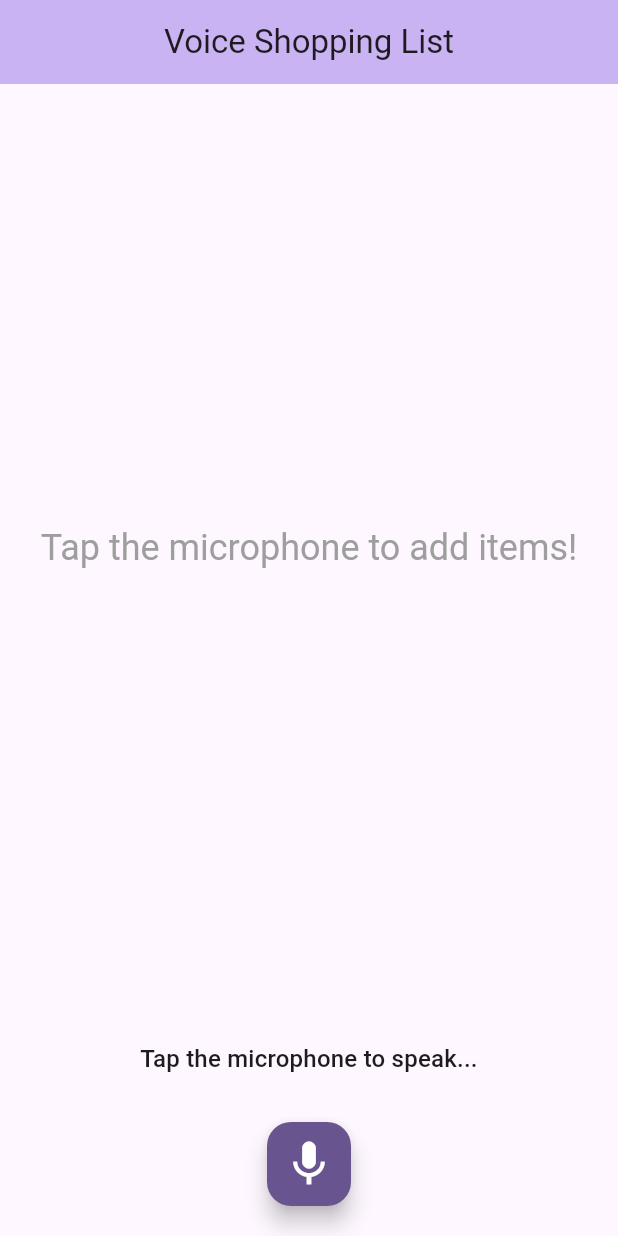
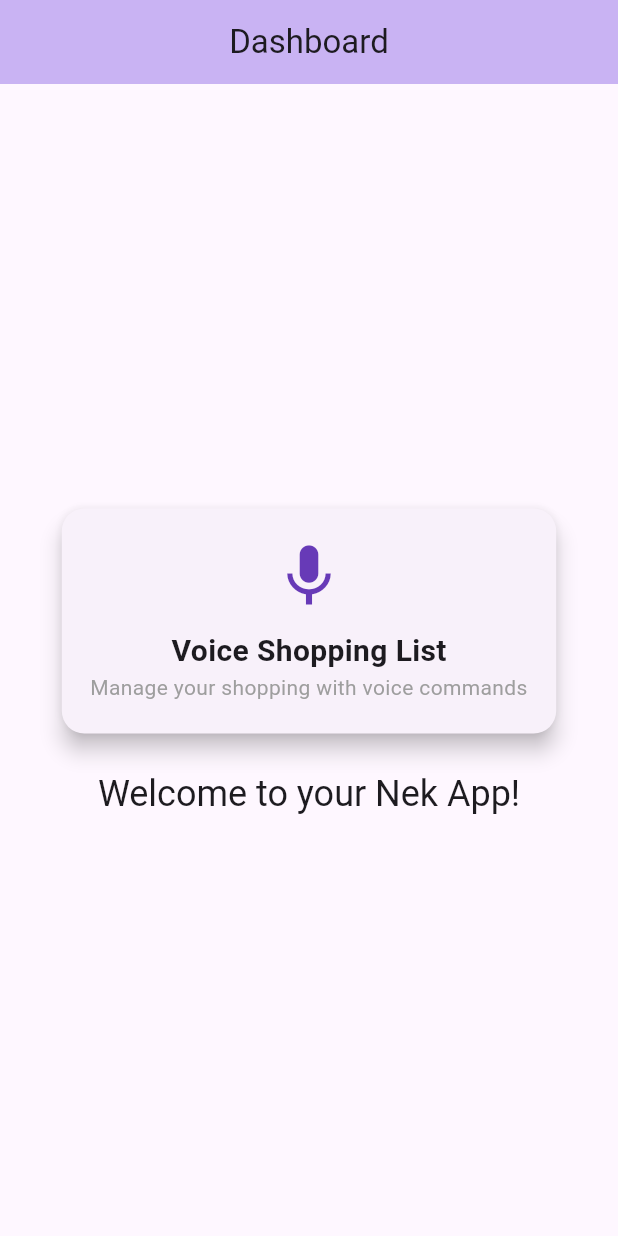
Before and after one commit to neelakandanz/nek, a Flutter app: the screen it shows after launch, on a phone screen of 412 x 824 dp. Run offline on Flutter 3.47's test engine with Material 3 defaults, Android fonts, the light colour scheme and no system bars; our stand-ins replace get, objectbox, speech_to_text; generated files the repository leaves out were written again.

Commit message:
added dashboard

```diff
--- a/lib/main.dart
+++ b/lib/main.dart
@@ -1,6 +1,7 @@
 // lib/main.dart
 import 'package:flutter/material.dart';
 import 'package:get/get.dart';
+import 'package:nek/screens/dashboard_screen.dart';
 import 'package:nek/screens/shopping_list_page.dart';
 import 'package:nek/objectbox.dart'; // Import your ObjectBox initialization file
 
@@ -26,7 +27,7 @@
           elevation: 4,
         ),
       ),
-      home: const ShoppingListPage(),
+      home: const DashboardScreen(),
     );
   }
 }
--- /dev/null
+++ b/lib/screens/dashboard_screen.dart
@@ -0,0 +1,74 @@
+// lib/screens/dashboard_screen.dart
+import 'package:flutter/material.dart';
+import 'package:get/get.dart';
+import 'package:nek/screens/shopping_list_page.dart';
+
+class DashboardScreen extends StatelessWidget {
+  const DashboardScreen({super.key});
+
+  @override
+  Widget build(BuildContext context) {
+    return Scaffold(
+      appBar: AppBar(
+        title: const Text('Dashboard'),
+        backgroundColor: Theme.of(context).colorScheme.inversePrimary,
+        centerTitle: true,
+      ),
+      body: Center(
+        child: Padding(
+          padding: const EdgeInsets.all(16.0),
+          child: Column(
+            mainAxisAlignment: MainAxisAlignment.center,
+            children: [
+              Card(
+                elevation: 6,
+                shape: RoundedRectangleBorder(borderRadius: BorderRadius.circular(15)),
+                child: InkWell(
+                  onTap: () {
+                    // Navigate to the ShoppingListPage when the card is tapped
+                    Get.to(() => const ShoppingListPage());
+                  },
+                  borderRadius: BorderRadius.circular(15),
+                  child: SizedBox(
+                    width: Get.width * 0.8, // Adjust width as needed
+                    height: 150, // Fixed height for the card
+                    child: const Column(
+                      mainAxisAlignment: MainAxisAlignment.center,
+                      children: [
+                        Icon(
+                          Icons.mic,
+                          size: 50,
+                          color: Colors.deepPurple,
+                        ),
+                        SizedBox(height: 10),
+                        Text(
+                          'Voice Shopping List',
+                          style: TextStyle(
+                            fontSize: 20,
+                            fontWeight: FontWeight.bold,
+                          ),
+                        ),
+                        Text(
+                          'Manage your shopping with voice commands',
+                          textAlign: TextAlign.center,
+                          style: TextStyle(fontSize: 14, color: Colors.grey),
+                        ),
+                      ],
+                    ),
+                  ),
+                ),
+              ),
+              // You can add more cards or dashboard elements here
+              const SizedBox(height: 20),
+              Text(
+                'Welcome to your Nek App!',
+                style: Theme.of(context).textTheme.headlineSmall,
+                textAlign: TextAlign.center,
+              ),
+            ],
+          ),
+        ),
+      ),
+    );
+  }
+}
```
